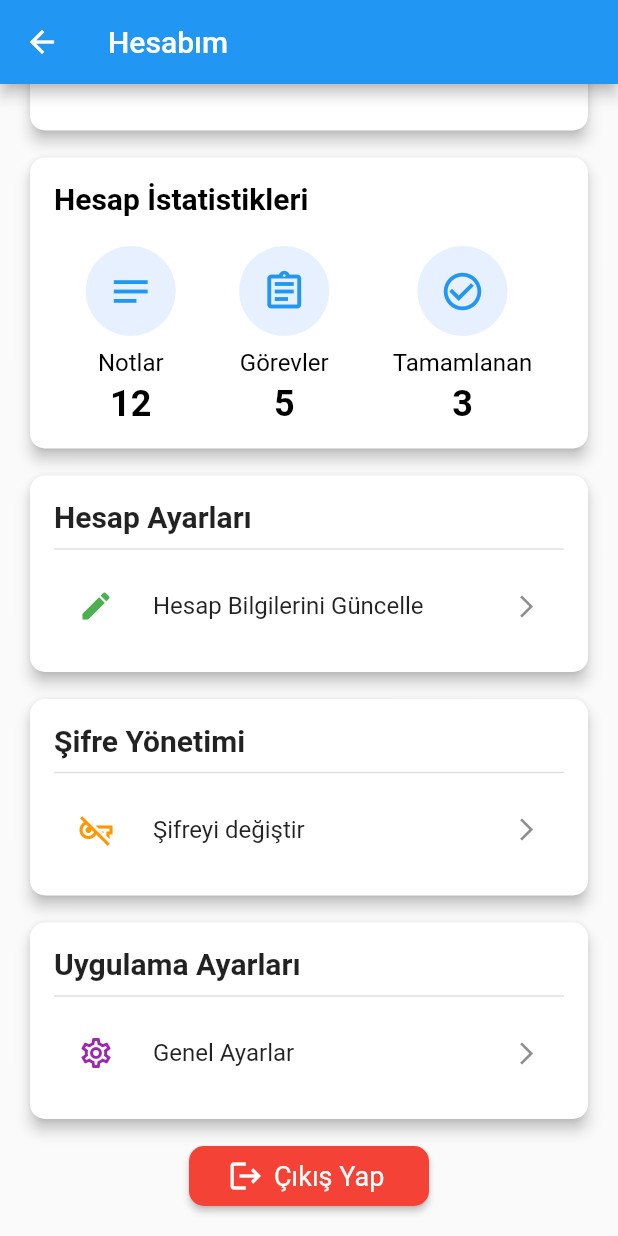
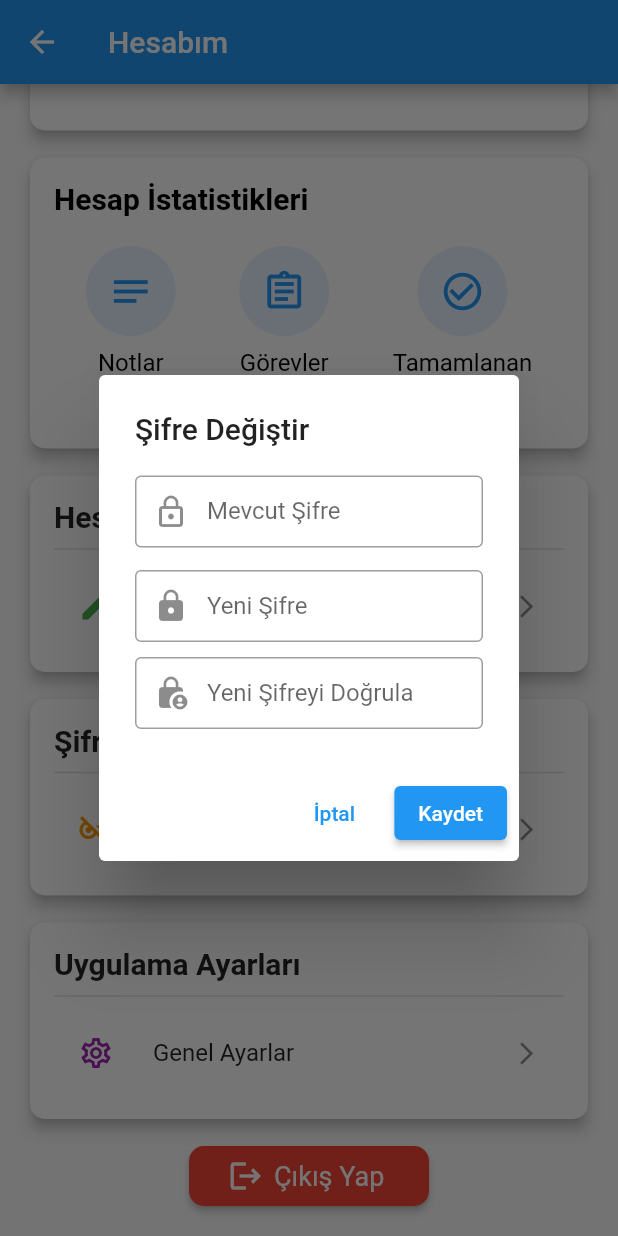
Before and after one commit to begumsudeuslu/notepad, a Flutter app: the AccountScreen screen opened directly, scrolled down 298 dp, after a tap on "Şifreyi değiştir", on a phone screen of 412 x 824 dp. Run offline on Flutter 3.47's test engine with Material 3 defaults, Android fonts, the phone set to English and light mode, and no system bars; our stand-ins replace flutter_slidable, sqflite; accounts and stored records are empty.

```diff
--- a/lib/screens/account_screen.dart
+++ b/lib/screens/account_screen.dart
@@ -51,7 +51,8 @@ class _AccountScreenState extends State<AccountScreen> {
   // hesap bilgilerin güncellemek için
   void _updateAccountInfo() {
     // print("Hesap bilgileri güncelleniyor..");
-      String newUsername = _username; // Yeni kullanıcı adını tutacak geçici değişken
+    String newUsername =
+        _username; // Yeni kullanıcı adını tutacak geçici değişken
 
     showDialog(
       context: context,
@@ -94,11 +95,15 @@ class _AccountScreenState extends State<AccountScreen> {
               child: const Text("Kaydet"),
               onPressed: () {
                 setState(() {
-                    _username = newUsername.isNotEmpty ? newUsername : _username; // Boş değilse güncelle
+                  _username = newUsername.isNotEmpty
+                      ? newUsername
+                      : _username; // Boş değilse güncelle
                 });
                 Navigator.of(context).pop(); // Diyalogu kapat
                 ScaffoldMessenger.of(context).showSnackBar(
-                    const SnackBar(content: Text("Kullanıcı adı başarıyla güncellendi!")),
+                  const SnackBar(
+                    content: Text("Kullanıcı adı başarıyla güncellendi!"),
+                  ),
                 );
               },
             ),
@@ -111,6 +116,127 @@ class _AccountScreenState extends State<AccountScreen> {
   // şifre değiştirme
   void _changePassword() {
     // print("şifre değişiriliyor..")
+    final _formKey = GlobalKey<FormState>();
+
+    // databaseden gelenlerle gidenler..
+    String oldPassword = '';
+    String newPassword = '';
+    String confirmNewPassword = '';
+
+    // normalde databaseden gelmeli
+    const String correctOldPassword = "123";
+
+    showDialog(
+      context: context,
+      builder: (BuildContext context) {
+        return AlertDialog(
+          title: const Text("Şifre Değiştir"),
+          content: SingleChildScrollView(
+            child: Form(
+              key: _formKey,
+              child: Column(
+                mainAxisSize: MainAxisSize.min,
+                children: [
+                  TextFormField(
+                    obscureText: true,
+                    decoration: const InputDecoration(
+                      labelText: "Mevcut Şifre",
+                      border: OutlineInputBorder(),
+                      prefixIcon: Icon(Icons.lock_outline),
+                      contentPadding: EdgeInsets.symmetric(
+                        vertical: 12,
+                        horizontal: 16,
+                      ),
+                    ),
+                    onChanged: (value) => oldPassword = value,
+                    validator: (value) {
+                      if (value == null || value.isEmpty) {
+                        return "Lütfen mevcut şifrenizi girin.";
+                      }
+                      // sadeve simülasyon
+                      if (value != correctOldPassword) {
+                        return "Mevcut şifreniz yanlış.";
+                      }
+                      return null;
+                    },
+                  ),
+                  const SizedBox(height: 15),
+                  TextFormField(
+                    obscureText: true,
+                    decoration: const InputDecoration(
+                      labelText: "Yeni Şifre",
+                      border: OutlineInputBorder(),
+                      prefixIcon: Icon(Icons.lock),
+                      contentPadding: EdgeInsets.symmetric(
+                        vertical: 12,
+                        horizontal: 16,
+                      ),
+                    ),
+                    onChanged: (value) => newPassword = value,
+                    validator: (value) {
+                      if (value == null || value.isEmpty) {
+                        return "Lütfen yeni şifrenizi girin.";
+                      }
+                      if (value.length < 6) {
+                        return "Şifre en az 6 karakter olmalı.";
+                      }
+                      return null;
+                    },
+                  ),
+                  const SizedBox(height: 10),
+                  TextFormField(
+                    obscureText: true,
+                    decoration: const InputDecoration(
+                      labelText: "Yeni Şifreyi Doğrula",
+                      border: OutlineInputBorder(),
+                      prefixIcon: Icon(Icons.lock_person),
+                      contentPadding: EdgeInsets.symmetric(
+                        vertical: 12,
+                        horizontal: 16,
+                      ),
+                    ),
+                    onChanged: (value) => confirmNewPassword = value,
+                    validator: (value) {
+                      if (value == null || value.isEmpty) {
+                        return "Lütfen yeni şifrenizi tekrar girin.";
+                      }
+                      if (value != newPassword) {
+                        return "Şifreler uyuşmuyor.";
+                      }
+                      return null;
+                    },
+                  ),
+                ],
+              ),
+            ),
+          ),
+          actions: <Widget>[
+            TextButton(
+              child: const Text("İptal"),
+              onPressed: () {
+                Navigator.of(context).pop();
+              },
+            ),
+            ElevatedButton(
+              child: const Text("Kaydet"),
+              onPressed: () {
+                if (_formKey.currentState!.validate()) {
+                  // Şifreler başarıyla güncellendiğinde yapılacaklar.
+                  Navigator.of(context).pop();
+                  ScaffoldMessenger.of(context).showSnackBar(
+                    const SnackBar(
+                      content: Text("Şifreniz başarıyla değiştirildi!"),
+                      backgroundColor: Colors.green,
+                    ),
+                  );
+                  // database güncellenmeli
+                }
+              },
+            ),
+          ],
+        );
+      },
+    );
   }
 
   // uygulama ayarlarını güncelle
```
Lines whose indentation alone changed are shown as unchanged.
